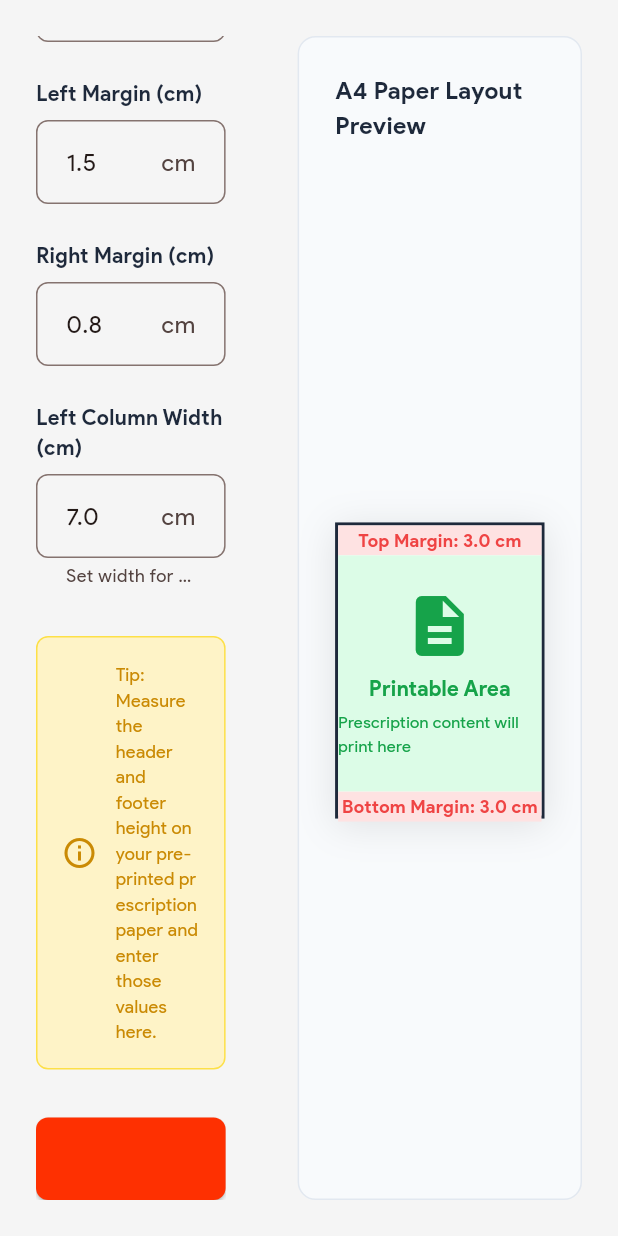
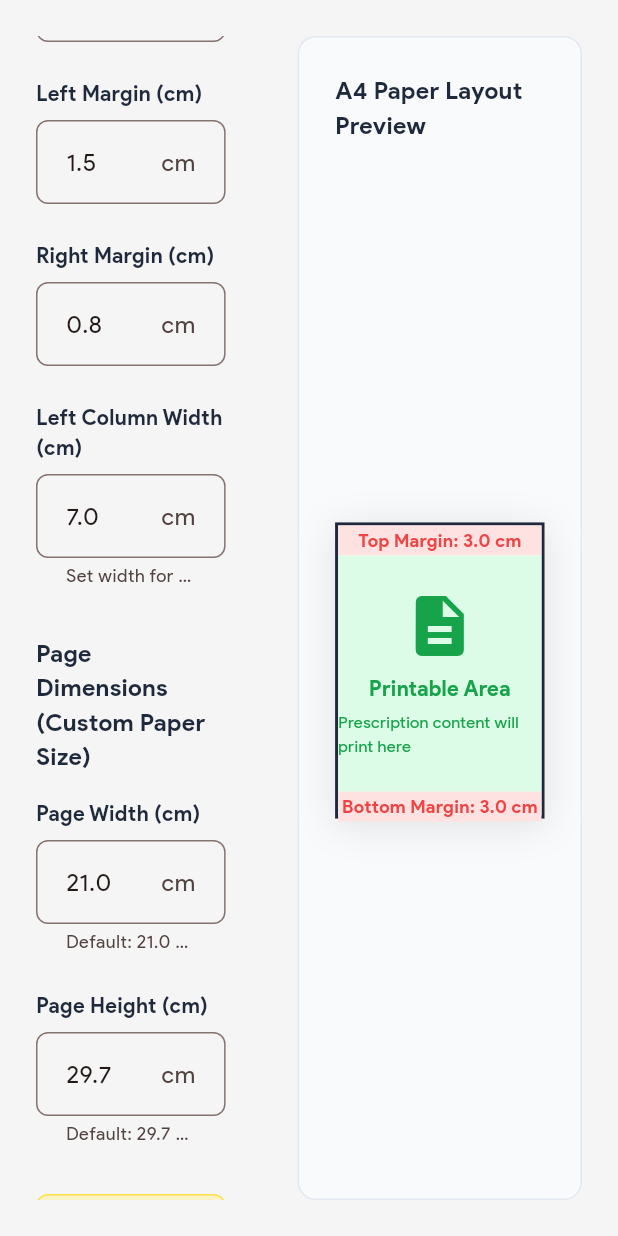
Before and after one commit to orbizen-limited/doctorshero-rx, a Flutter app: the PrintSettingsScreen widget shown alone on an empty page, opened directly, scrolled down 488 dp, on a phone screen of 412 x 824 dp. Run offline on Flutter 3.47's test engine with Material 3 defaults, Android fonts, the phone set to English and light mode, and no system bars; our stand-ins replace flutter_svg, open_file, pdf, shared_preferences; missing offline and left inert: window_manager; accounts and stored records are empty; statements that could not run were skipped.

Commit message:
Add custom page dimensions (width/height) configuration for non-standard paper sizes

```diff
--- a/lib/screens/print_settings_screen.dart
+++ b/lib/screens/print_settings_screen.dart
@@ -27,6 +27,8 @@ class _PrintSettingsScreenState extends State<PrintSettingsScreen> {
   final TextEditingController _leftMarginController = TextEditingController();
   final TextEditingController _rightMarginController = TextEditingController();
   final TextEditingController _leftColumnWidthController = TextEditingController();
+  final TextEditingController _pageWidthController = TextEditingController();
+  final TextEditingController _pageHeightController = TextEditingController();
   bool _isLoading = true;
   String? _selectedPreset;
 
@@ -54,6 +56,8 @@ class _PrintSettingsScreenState extends State<PrintSettingsScreen> {
       _leftMarginController.text = (margins['left'] ?? 1.5).toStringAsFixed(1);
       _rightMarginController.text = (margins['right'] ?? 0.8).toStringAsFixed(1);
       _leftColumnWidthController.text = (margins['leftColumnWidth'] ?? 7.0).toStringAsFixed(1);
+      _pageWidthController.text = (margins['pageWidth'] ?? 21.0).toStringAsFixed(1); // A4 width
+      _pageHeightController.text = (margins['pageHeight'] ?? 29.7).toStringAsFixed(1); // A4 height
       _selectedPreset = 'Custom';
       _isLoading = false;
     });
@@ -80,6 +84,8 @@ class _PrintSettingsScreenState extends State<PrintSettingsScreen> {
     final left = double.tryParse(_leftMarginController.text) ?? 1.5;
     final right = double.tryParse(_rightMarginController.text) ?? 0.8;
     final leftColumnWidth = double.tryParse(_leftColumnWidthController.text) ?? 7.0;
+    final pageWidth = double.tryParse(_pageWidthController.text) ?? 21.0;
+    final pageHeight = double.tryParse(_pageHeightController.text) ?? 29.7;
 
     await PrescriptionPrintService.saveMarginSettings(
       top,
@@ -87,6 +93,8 @@ class _PrintSettingsScreenState extends State<PrintSettingsScreen> {
       left: left,
       right: right,
       leftColumnWidth: leftColumnWidth,
+      pageWidth: pageWidth,
+      pageHeight: pageHeight,
     );
 
     if (mounted) {
@@ -106,6 +114,8 @@ class _PrintSettingsScreenState extends State<PrintSettingsScreen> {
     _leftMarginController.dispose();
     _rightMarginController.dispose();
     _leftColumnWidthController.dispose();
+    _pageWidthController.dispose();
+    _pageHeightController.dispose();
     super.dispose();
   }
 
@@ -372,6 +382,92 @@ class _PrintSettingsScreenState extends State<PrintSettingsScreen> {
 
                   const SizedBox(height: 32),
 
+                  // Page Dimensions Section Header
+                  const Text(
+                    'Page Dimensions (Custom Paper Size)',
+                    style: TextStyle(
+                      fontSize: 16,
+                      fontWeight: FontWeight.w700,
+                      color: Color(0xFF1E293B),
+                      fontFamily: 'ProductSans',
+                    ),
+                  ),
+                  const SizedBox(height: 16),
+
+                  // Page Width Input
+                  const Text(
+                    'Page Width (cm)',
+                    style: TextStyle(
+                      fontSize: 14,
+                      fontWeight: FontWeight.w600,
+                      color: Color(0xFF1E293B),
+                      fontFamily: 'ProductSans',
+                    ),
+                  ),
+                  const SizedBox(height: 8),
+                  TextField(
+                    controller: _pageWidthController,
+                    keyboardType: const TextInputType.numberWithOptions(decimal: true),
+                    onChanged: (_) {
+                      setState(() {
+                        _selectedPreset = 'Custom';
+                      });
+                    },
+                    decoration: InputDecoration(
+                      hintText: 'e.g., 21.0 (A4 width)',
+                      suffixText: 'cm',
+                      helperText: 'Default: 21.0 cm (A4 width)',
+                      border: OutlineInputBorder(
+                        borderRadius: BorderRadius.circular(8),
+                      ),
+                      focusedBorder: OutlineInputBorder(
+                        borderRadius: BorderRadius.circular(8),
+                        borderSide: const BorderSide(color: Color(0xFFFE3001), width: 2),
+                      ),
+                      contentPadding: const EdgeInsets.all(16),
+                    ),
+                    style: const TextStyle(fontSize: 16, fontFamily: 'ProductSans'),
+                  ),
+
+                  const SizedBox(height: 24),
+
+                  // Page Height Input
+                  const Text(
+                    'Page Height (cm)',
+                    style: TextStyle(
+                      fontSize: 14,
+                      fontWeight: FontWeight.w600,
+                      color: Color(0xFF1E293B),
+                      fontFamily: 'ProductSans',
+                    ),
+                  ),
+                  const SizedBox(height: 8),
+                  TextField(
+                    controller: _pageHeightController,
+                    keyboardType: const TextInputType.numberWithOptions(decimal: true),
+                    onChanged: (_) {
+                      setState(() {
+                        _selectedPreset = 'Custom';
+                      });
+                    },
+                    decoration: InputDecoration(
+                      hintText: 'e.g., 29.7 (A4 height)',
+                      suffixText: 'cm',
+                      helperText: 'Default: 29.7 cm (A4 height)',
+                      border: OutlineInputBorder(
+                        borderRadius: BorderRadius.circular(8),
+                      ),
+                      focusedBorder: OutlineInputBorder(
+                        borderRadius: BorderRadius.circular(8),
+                        borderSide: const BorderSide(color: Color(0xFFFE3001), width: 2),
+                      ),
+                      contentPadding: const EdgeInsets.all(16),
+                    ),
+                    style: const TextStyle(fontSize: 16, fontFamily: 'ProductSans'),
+                  ),
+
+                  const SizedBox(height: 32),
+
                   // Info Box
                   Container(
                     padding: const EdgeInsets.all(16),
--- a/lib/services/prescription_print_service.dart
+++ b/lib/services/prescription_print_service.dart
@@ -16,6 +16,8 @@ class PrescriptionPrintService {
       'left': prefs.getDouble('print_margin_left') ?? 1.5, // Default 1.5 cm
       'right': prefs.getDouble('print_margin_right') ?? 0.8, // Default 0.8 cm
       'leftColumnWidth': prefs.getDouble('print_left_column_width') ?? 7.0, // Default 7 cm
+      'pageWidth': prefs.getDouble('print_page_width') ?? 21.0, // Default A4 width (21 cm)
+      'pageHeight': prefs.getDouble('print_page_height') ?? 29.7, // Default A4 height (29.7 cm)
     };
   }
 
@@ -26,6 +28,8 @@ class PrescriptionPrintService {
     double? left,
     double? right,
     double? leftColumnWidth,
+    double? pageWidth,
+    double? pageHeight,
   }) async {
     final prefs = await SharedPreferences.getInstance();
     await prefs.setDouble('print_margin_top', top);
@@ -33,6 +37,8 @@ class PrescriptionPrintService {
     if (left != null) await prefs.setDouble('print_margin_left', left);
     if (right != null) await prefs.setDouble('print_margin_right', right);
     if (leftColumnWidth != null) await prefs.setDouble('print_left_column_width', leftColumnWidth);
+    if (pageWidth != null) await prefs.setDouble('print_page_width', pageWidth);
+    if (pageHeight != null) await prefs.setDouble('print_page_height', pageHeight);
   }
 
   static Future<String> printPrescription({
@@ -54,7 +60,10 @@ class PrescriptionPrintService {
 
     pdf.addPage(
       pw.Page(
-        pageFormat: PdfPageFormat.a4,
+        pageFormat: PdfPageFormat(
+          margins['pageWidth']! * PdfPageFormat.cm,
+          margins['pageHeight']! * PdfPageFormat.cm,
+        ),
         margin: pw.EdgeInsets.only(
           top: margins['top']! * PdfPageFormat.cm,
           bottom: margins['bottom']! * PdfPageFormat.cm,
@@ -272,7 +281,10 @@ class PrescriptionPrintService {
 
     pdf.addPage(
       pw.Page(
-        pageFormat: PdfPageFormat.a4,
+        pageFormat: PdfPageFormat(
+          margins['pageWidth']! * PdfPageFormat.cm,
+          margins['pageHeight']! * PdfPageFormat.cm,
+        ),
         margin: pw.EdgeInsets.only(
           top: margins['top']! * PdfPageFormat.cm,
           bottom: margins['bottom']! * PdfPageFormat.cm,
```
